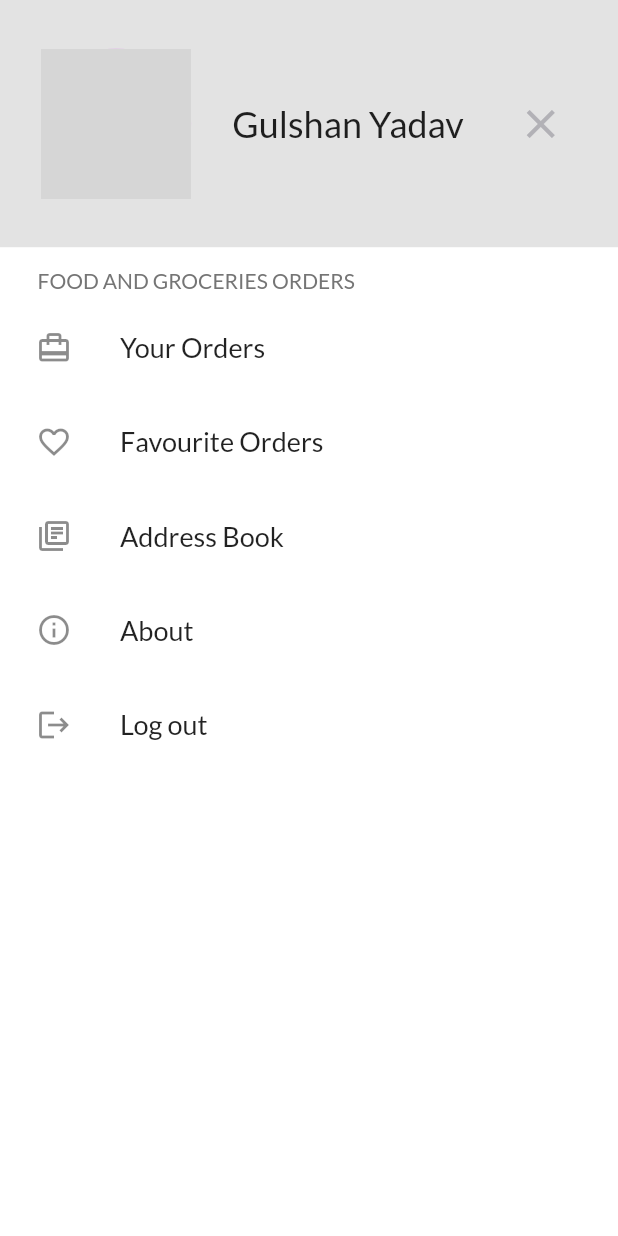
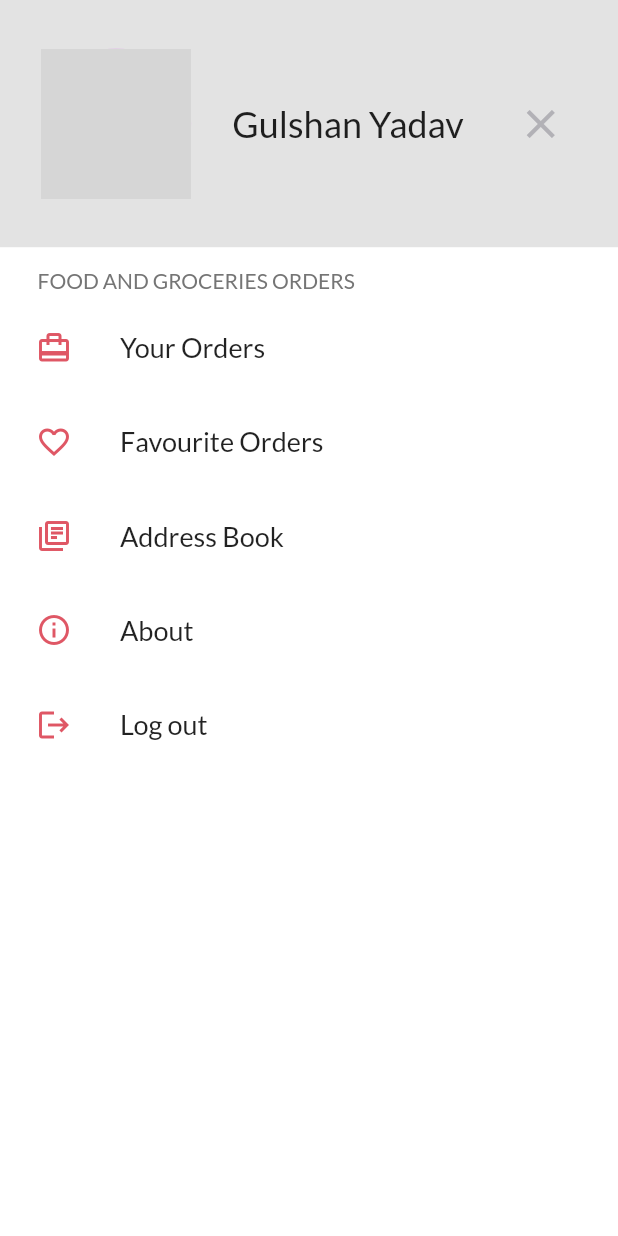
Before and after one commit to YadavGulshan/cuisine_app, a Flutter app: the MyCustomDrawer screen opened directly, on a phone screen of 412 x 824 dp. Run offline on Flutter 3.47's test engine with Material 2 defaults, Android fonts, the phone set to English and light mode, and no system bars; our stand-ins replace dotted_border, geocoding, geolocator, google_fonts, persistent_bottom_nav_bar; network calls fail; grey boxes are pictures that could not be loaded.

Commit message:
playing with colors

```diff
--- a/lib/constants.dart
+++ b/lib/constants.dart
@@ -1,3 +1,4 @@
 import 'package:flutter/cupertino.dart';
 
-const Color topBarColor = Color(0xFF6002ee);
+// const Color topBarColor = Color(0xFF6002ee);
+const Color topBarColor = Color(0xFFDF5765);
--- a/lib/widgets/toolbar_tiles.dart
+++ b/lib/widgets/toolbar_tiles.dart
@@ -1,3 +1,4 @@
+import 'package:cuisine_app/constants.dart';
 import 'package:flutter/material.dart';
 import 'package:google_fonts/google_fonts.dart';
 import 'package:flutter/widgets.dart';
@@ -20,7 +21,7 @@ class ToolBarTile extends StatelessWidget {
         padding: const EdgeInsets.all(8.0),
         child: ListTile(
           onTap: ontap,
-          leading: Icon(icon),
+          leading: Icon(icon, color: topBarColor),
           title: Text(
             title,
             style: GoogleFonts.lato(
```
